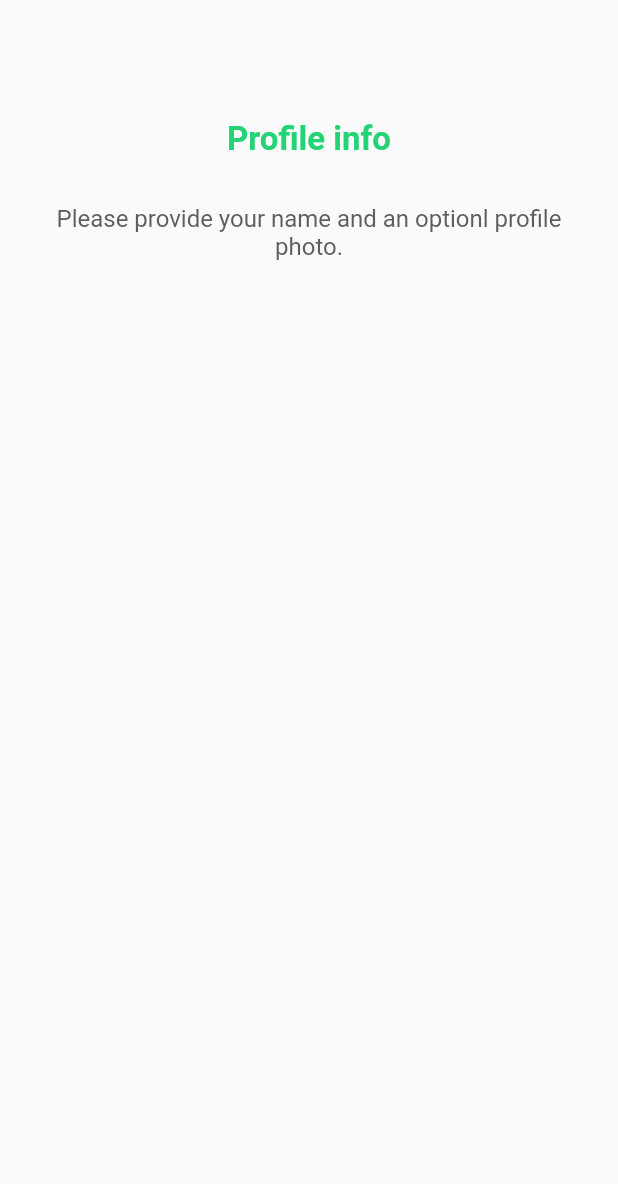
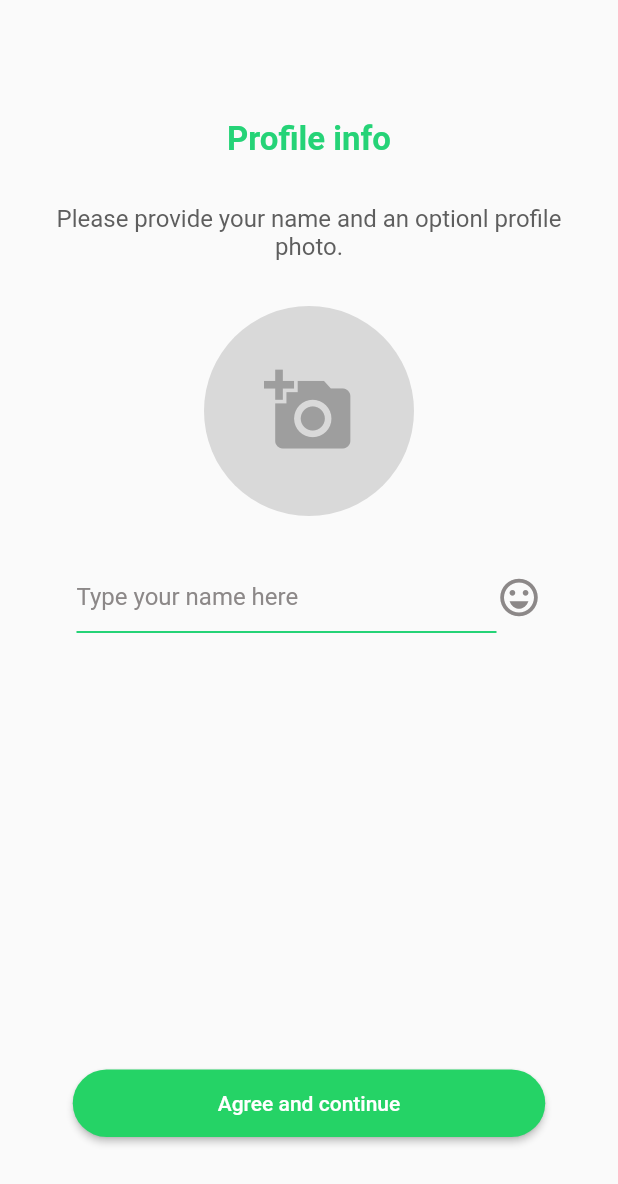
Before and after one commit to deyanzcoding/Whatsapp-Clone, a Flutter app: the ProfileScreen screen opened directly, on a phone screen of 412 x 824 dp. Shown: the top 1184 px of the screen. Run offline on Flutter 3.47's test engine with Material 3 defaults, Android fonts, the phone set to English and light mode, and no system bars; our stand-ins replace country_code_picker, pin_code_fields.

Commit message:
Update profile_screen.dart

```diff
--- a/lib/Profile/profile_screen.dart
+++ b/lib/Profile/profile_screen.dart
@@ -1,10 +1,10 @@
-
-
 import 'package:flutter/material.dart';
 import 'package:whatsapp_clone/Widgets/ui_helper.dart';
 
 class ProfileScreen extends StatelessWidget {
-  const ProfileScreen({super.key});
+  ProfileScreen({super.key});
+
+  TextEditingController nameController = TextEditingController();
 
   @override
   Widget build(BuildContext context) {
@@ -12,17 +12,82 @@ class ProfileScreen extends StatelessWidget {
       body: Center(
         child: Column(
           children: [
-            SizedBox(height: 80,),
-            UiHelper.CustomText(text: "Profile info", height: 22, color: Color(0xff25d377), fontweight: FontWeight.w700),
+            SizedBox(height: 80),
+            UiHelper.CustomText(
+              text: "Profile info",
+              height: 22,
+              color: Color(0xff25d377),
+              fontweight: FontWeight.w600,
+            ),
+            SizedBox(height: 30),
+
+            Padding(
+              padding: const EdgeInsets.symmetric(horizontal: 15.0),
+              child: UiHelper.CustomText(
+                text: "Please provide your name and an optionl profile photo.",
+                height: 16,
+                textalignment: TextAlign.center,
+              ),
+            ),
+            SizedBox(height: 30),
+
+            //circle avatar
+            CircleAvatar(
+              radius: 70,
+              backgroundColor: Color(0xffD9D9D9),
+              child: Icon(Icons.add_a_photo , size: 60, color: Colors.grey,),
+            ),
             SizedBox(height: 30,),
 
-         Padding(
-          padding: const EdgeInsets.symmetric(horizontal: 15.0),
-          child: UiHelper.CustomText(text: "Please provide your name and an optionl profile photo.", height: 16, textalignment: TextAlign.center)
-         ),
+            Row(
+              mainAxisAlignment: MainAxisAlignment.center,
+              children: [
+                SizedBox(
+                  width: 280,
+                  child: TextField(
+                    controller: nameController,
+                    decoration: InputDecoration(
+                      hintText: 'Type your name here',
+                      hintStyle: TextStyle(color: Color(0xff8c8888)),
+
+                      border: UnderlineInputBorder(
+                      borderSide: BorderSide(
+                        color: Color(0xff25d377),
+                        width: 2,
+                      )
+                      ),
+
+                      enabledBorder: UnderlineInputBorder(
+                        borderSide: BorderSide(color: Color(0xff25d377), width: 1.3),
+                      ),
+                      focusedBorder: UnderlineInputBorder(
+                        borderSide: BorderSide(color: Color(0xff25d377), width: 2),
+                      ),
+                    ),
+                  ),
+                ),
+                Icon(Icons.emoji_emotions_outlined,size: 30, color: Color(0xff8c8888),)
+              ],
+            ),
+
           ],
         ),
       ),
+
+
+      floatingActionButton: Padding(
+        padding: EdgeInsets.only(bottom: 50),
+        child: UiHelper.CustomButton(
+          // callback: () {
+          //   Navigator.push(
+          //     context,
+          //     MaterialPageRoute(builder: (context) => LoginScreen()),
+          //   );
+          // },
+          buttonname: "Agree and continue", callback: () {  },
+        ),
+      ),
+      floatingActionButtonLocation: FloatingActionButtonLocation.centerFloat,
     );
   }
 }
```
